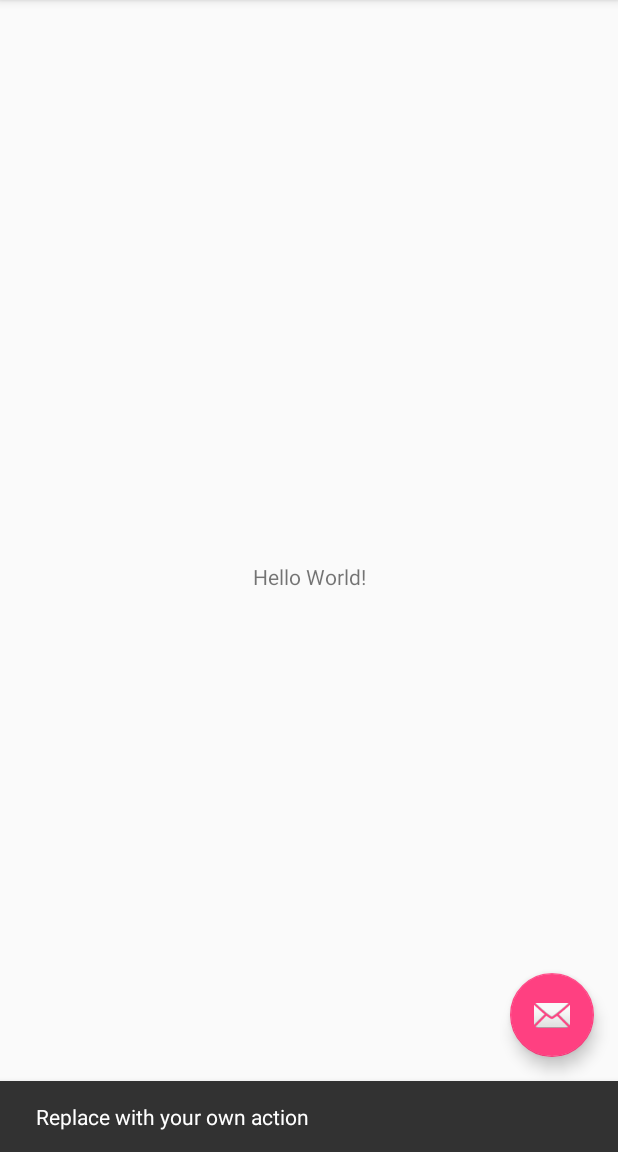
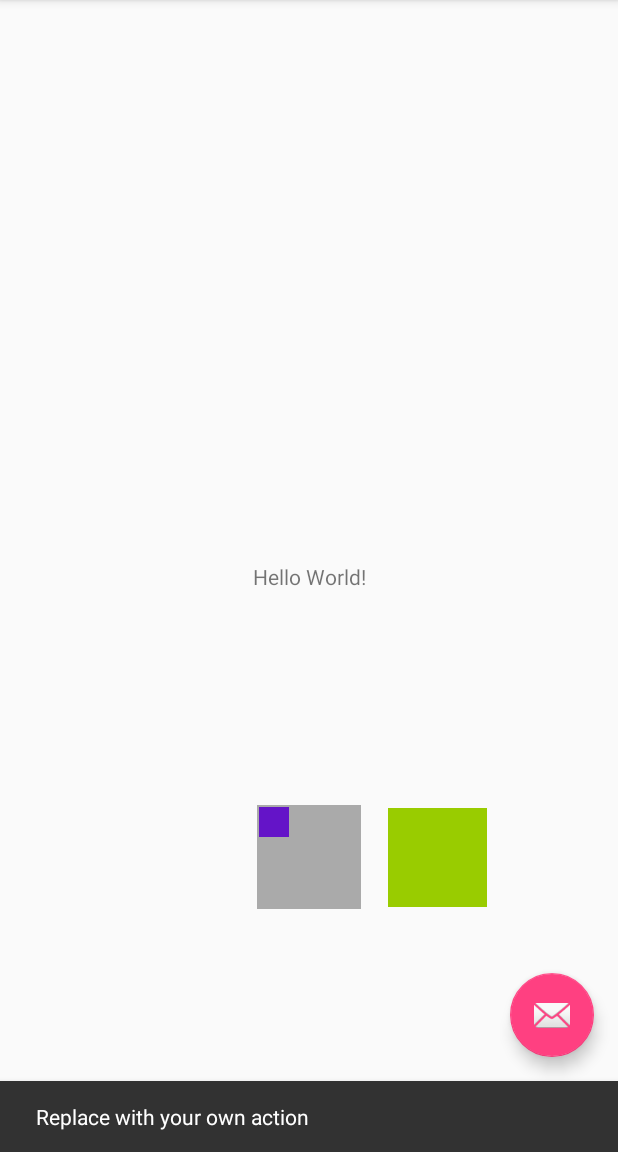
Before and after one commit to ruchtem/android-opencv, an Android app: the screen it shows after launch (MainActivity), after a tap on an icon or button, on a phone screen of 412 x 824 dp, the part 84-1236 px from its top. Run offline under Robolectric (Android 15) with nearby library versions, the light colour scheme and no system bars; 4 statements that could not run were skipped.

Commit message:
Successful link between java and native

```diff
--- a/app/src/main/java/com/example/moa/myjnitest/MainActivity.java
+++ b/app/src/main/java/com/example/moa/myjnitest/MainActivity.java
@@ -1,6 +1,9 @@
 package com.example.moa.myjnitest;
 
+import android.graphics.Bitmap;
+import android.graphics.Color;
 import android.os.Bundle;
+import android.widget.ImageView;
 import android.widget.TextView;
 import android.support.design.widget.FloatingActionButton;
 import android.support.design.widget.Snackbar;
@@ -31,6 +34,24 @@ public class MainActivity extends AppCompatActivity {
     // Example of a call to a native method
     TextView tv = (TextView) findViewById(R.id.sample_text);
     tv.setText(stringFromJNI());
+
+
+        Bitmap.Config conf = Bitmap.Config.ARGB_8888;
+        Bitmap bitmap = Bitmap.createBitmap(100, 100, conf);
+        for (int x = 0; x < 30; x++) {
+            for (int y = 0; y < 30; y++) {
+                bitmap.setPixel(x, y, Color.rgb(100, 20, 200));
+            }
+        }
+        ImageView image1 = (ImageView) findViewById(R.id.image1);
+        image1.setImageBitmap(bitmap);
+
+        byte[] data = new byte[600];
+        for (int i = 0; i < data.length; i++) {
+            data[i] = (byte)(-120 + i / 2);
+        }
+
+        bitmapFromJNI(bitmap, data);
     }
 
     @Override
@@ -61,6 +82,8 @@ public class MainActivity extends AppCompatActivity {
      */
     public native String stringFromJNI();
 
+    public native void bitmapFromJNI(Bitmap bitmap, byte[] data);
+
     // Used to load the 'native-lib' library on application startup.
     static {
         System.loadLibrary("native-lib");
--- a/app/src/main/res/layout/content_main.xml
+++ b/app/src/main/res/layout/content_main.xml
@@ -19,4 +19,30 @@
         app:layout_constraintRight_toRightOf="parent"
         app:layout_constraintTop_toTopOf="parent" />
 
+    <ImageView
+        android:id="@+id/image1"
+        android:layout_width="wrap_content"
+        android:layout_height="wrap_content"
+        android:background="@android:color/darker_gray"
+        android:padding="1dp"
+        android:minWidth="99px"
+        android:minHeight="99px"
+        app:layout_constraintBottom_toBottomOf="parent"
+        app:layout_constraintLeft_toLeftOf="parent"
+        app:layout_constraintRight_toRightOf="parent"
+        app:layout_constraintTop_toTopOf="@id/sample_text" />
+
+    <ImageView
+        android:id="@+id/image2"
+        android:layout_width="wrap_content"
+        android:layout_height="wrap_content"
+        android:background="@android:color/holo_green_light"
+        android:padding="1dp"
+        android:minWidth="99px"
+        android:minHeight="99px"
+        app:layout_constraintBottom_toBottomOf="parent"
+        app:layout_constraintLeft_toLeftOf="@id/image1"
+        app:layout_constraintRight_toRightOf="parent"
+        app:layout_constraintTop_toTopOf="@id/sample_text" />
+
 </android.support.constraint.ConstraintLayout>
```
Also changed, not shown: 2 other files.
